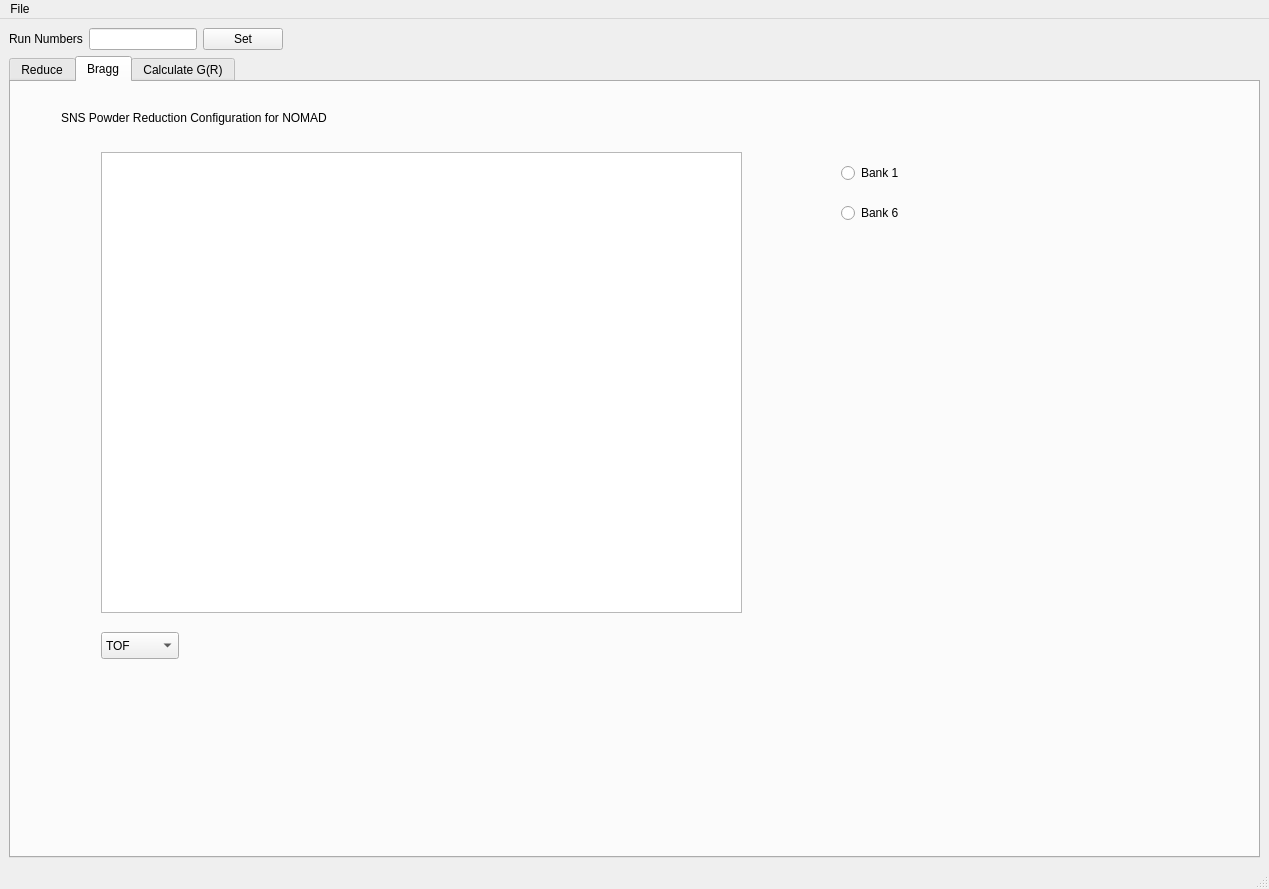
neutrons/addie, file designer/ui_mainWindow.ui: the form before one commit.
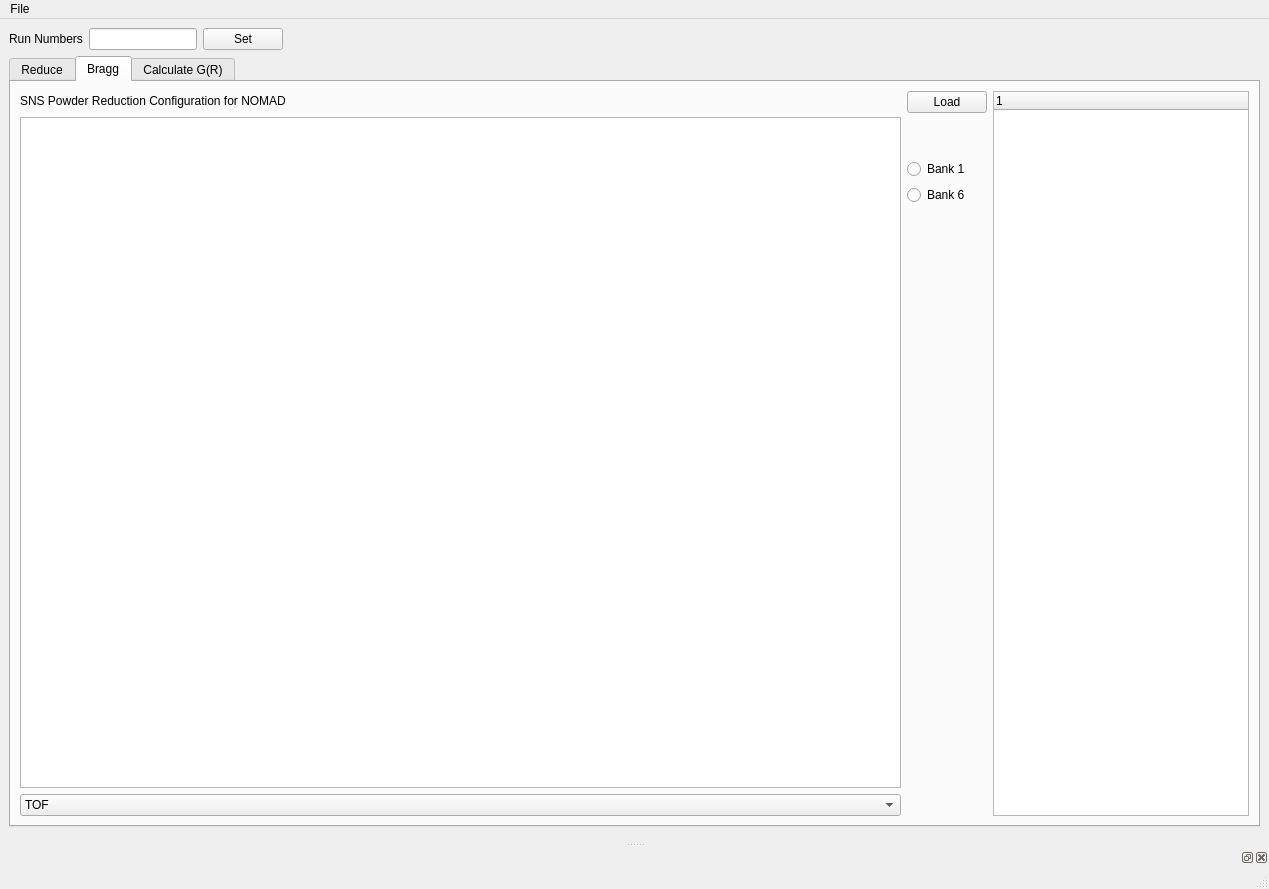
The form after the commit. The open tabs and pages were chosen to show the change. Custom widgets are drawn as their Qt base class.

Commit message: Checkpointing improvement on GUI design.

```diff
--- a/designer/ui_mainWindow.ui
+++ b/designer/ui_mainWindow.ui
@@ -59,7 +59,7 @@
     <item>
      <widget class="QTabWidget" name="tabWidget">
       <property name="currentIndex">
-       <number>0</number>
+       <number>2</number>
       </property>
       <widget class="QWidget" name="tab">
        <attribute name="title">
@@ -197,80 +197,145 @@
        <attribute name="title">
         <string>Bragg</string>
        </attribute>
-       <widget class="QGraphicsView" name="graphicsView">
-        <property name="geometry">
-         <rect>
-          <x>90</x>
-          <y>70</y>
-          <width>641</width>
-          <height>461</height>
-         </rect>
-        </property>
-       </widget>
-       <widget class="QRadioButton" name="radioButton">
-        <property name="geometry">
-         <rect>
-          <x>830</x>
-          <y>80</y>
-          <width>116</width>
-          <height>22</height>
-         </rect>
-        </property>
-        <property name="text">
-         <string>Bank 1</string>
-        </property>
-       </widget>
-       <widget class="QRadioButton" name="radioButton_2">
-        <property name="geometry">
-         <rect>
-          <x>830</x>
-          <y>120</y>
-          <width>116</width>
-          <height>22</height>
-         </rect>
-        </property>
-        <property name="text">
-         <string>Bank 6</string>
-        </property>
-       </widget>
-       <widget class="QComboBox" name="comboBox">
-        <property name="geometry">
-         <rect>
-          <x>90</x>
-          <y>550</y>
-          <width>78</width>
-          <height>27</height>
-         </rect>
-        </property>
+       <layout class="QHBoxLayout" name="horizontalLayout_4">
         <item>
-         <property name="text">
-          <string>TOF</string>
-         </property>
+         <layout class="QVBoxLayout" name="verticalLayout_6">
+          <item>
+           <layout class="QHBoxLayout" name="horizontalLayout_2">
+            <item>
+             <layout class="QVBoxLayout" name="verticalLayout_5">
+              <item>
+               <layout class="QHBoxLayout" name="horizontalLayout">
+                <item>
+                 <widget class="QLabel" name="label_3">
+                  <property name="text">
+                   <string>SNS Powder Reduction Configuration for NOMAD</string>
+                  </property>
+                 </widget>
+                </item>
+                <item>
+                 <spacer name="horizontalSpacer_5">
+                  <property name="orientation">
+                   <enum>Qt::Horizontal</enum>
+                  </property>
+                  <property name="sizeHint" stdset="0">
+                   <size>
+                    <width>40</width>
+                    <height>20</height>
+                   </size>
+                  </property>
+                 </spacer>
+                </item>
+               </layout>
+              </item>
+              <item>
+               <widget class="QGraphicsView" name="graphicsView"/>
+              </item>
+              <item>
+               <layout class="QHBoxLayout" name="horizontalLayout_3">
+                <item>
+                 <widget class="QComboBox" name="comboBox">
+                  <item>
+                   <property name="text">
+                    <string>TOF</string>
+                   </property>
+                  </item>
+                  <item>
+                   <property name="text">
+                    <string>d-Spacing</string>
+                   </property>
+                  </item>
+                  <item>
+                   <property name="text">
+                    <string>Q</string>
+                   </property>
+                  </item>
+                 </widget>
+                </item>
+               </layout>
+              </item>
+             </layout>
+            </item>
+            <item>
+             <layout class="QVBoxLayout" name="verticalLayout_4">
+              <item>
+               <widget class="QPushButton" name="pushButton_5">
+                <property name="toolTip">
+                 <string>&lt;html&gt;&lt;head/&gt;&lt;body&gt;&lt;p&gt;Load GSS/S(Q)/general 3-column ASCII&lt;/p&gt;&lt;p&gt;1. GSS: load and then split to 6 workspaces with single spectrum.  Finally group all 6 workspaces to a workspace group&lt;/p&gt;&lt;/body&gt;&lt;/html&gt;</string>
+                </property>
+                <property name="text">
+                 <string>Load</string>
+                </property>
+               </widget>
+              </item>
+              <item>
+               <spacer name="verticalSpacer_2">
+                <property name="orientation">
+                 <enum>Qt::Vertical</enum>
+                </property>
+                <property name="sizeType">
+                 <enum>QSizePolicy::Ignored</enum>
+                </property>
+                <property name="sizeHint" stdset="0">
+                 <size>
+                  <width>20</width>
+                  <height>40</height>
+                 </size>
+                </property>
+               </spacer>
+              </item>
+              <item>
+               <widget class="QRadioButton" name="radioButton">
+                <property name="text">
+                 <string>Bank 1</string>
+                </property>
+               </widget>
+              </item>
+              <item>
+               <widget class="QRadioButton" name="radioButton_2">
+                <property name="text">
+                 <string>Bank 6</string>
+                </property>
+               </widget>
+              </item>
+              <item>
+               <spacer name="verticalSpacer_3">
+                <property name="orientation">
+                 <enum>Qt::Vertical</enum>
+                </property>
+                <property name="sizeHint" stdset="0">
+                 <size>
+                  <width>20</width>
+                  <height>40</height>
+                 </size>
+                </property>
+               </spacer>
+              </item>
+             </layout>
+            </item>
+           </layout>
+          </item>
+         </layout>
         </item>
         <item>
-         <property name="text">
-          <string>d-Spacing</string>
-         </property>
+         <widget class="QTreeWidget" name="treeWidget_2">
+          <property name="sizePolicy">
+           <sizepolicy hsizetype="Preferred" vsizetype="Expanding">
+            <horstretch>0</horstretch>
+            <verstretch>0</verstretch>
+           </sizepolicy>
+          </property>
+          <property name="toolTip">
+           <string>&lt;html&gt;&lt;head/&gt;&lt;body&gt;&lt;p&gt;List of workspace names.  Each workspace is an individual bank&lt;/p&gt;&lt;/body&gt;&lt;/html&gt;</string>
+          </property>
+          <column>
+           <property name="text">
+            <string notr="true">1</string>
+           </property>
+          </column>
+         </widget>
         </item>
-        <item>
-         <property name="text">
-          <string>Q</string>
-         </property>
-        </item>
-       </widget>
-       <widget class="QLabel" name="label_3">
-        <property name="geometry">
-         <rect>
-          <x>50</x>
-          <y>20</y>
-          <width>401</width>
-          <height>31</height>
-         </rect>
-        </property>
-        <property name="text">
-         <string>SNS Powder Reduction Configuration for NOMAD</string>
-        </property>
-       </widget>
+       </layout>
       </widget>
       <widget class="QWidget" name="tab_2">
        <attribute name="title">
@@ -475,7 +540,7 @@
           <item>
            <widget class="QPushButton" name="pushButton_loadSQ">
             <property name="toolTip">
-             <string>&lt;html&gt;&lt;head/&gt;&lt;body&gt;&lt;p&gt;Load S(Q) from the reduction tab.  Plot S(Q), S(Q)-1 or Q[S(Q)-1] according to the selected radio buttons below.&lt;/p&gt;&lt;/body&gt;&lt;/html&gt;</string>
+             <string>&lt;html&gt;&lt;head/&gt;&lt;body&gt;&lt;p&gt;Load S(Q) from the reduction tab. Plot S(Q), S(Q)-1 or Q[S(Q)-1] according to the selected radio buttons below.&lt;/p&gt;&lt;p&gt;&lt;span style=&quot; font-weight:600;&quot;&gt;Use regular file loader at this phase.&lt;/span&gt;&lt;/p&gt;&lt;p&gt;Duplicate the function in FastGR/scripts/fastgr&lt;/p&gt;&lt;p&gt;149     def read_SQ_file(self):&lt;/p&gt;&lt;p&gt;&lt;br/&gt;&lt;/p&gt;&lt;/body&gt;&lt;/html&gt;</string>
             </property>
             <property name="text">
              <string>Load SQ</string>
@@ -531,6 +596,9 @@
               <verstretch>0</verstretch>
              </sizepolicy>
             </property>
+            <property name="toolTip">
+             <string>&lt;html&gt;&lt;head/&gt;&lt;body&gt;&lt;p&gt;write click on the workspace name should give user the option to plot/over plot &lt;/p&gt;&lt;/body&gt;&lt;/html&gt;</string>
+            </property>
             <column>
              <property name="text">
               <string notr="true">1</string>
@@ -569,17 +637,15 @@
         </item>
        </layout>
        <zorder>graphicsView_sq</zorder>
-       <zorder>verticalLayoutWidget</zorder>
-       <zorder>labeldelR</zorder>
-       <zorder>gridLayoutWidget_3</zorder>
        <zorder>graphicsView_gr</zorder>
-       <zorder>gridLayoutWidget_2</zorder>
-       <zorder>verticalLayoutWidget_2</zorder>
        <zorder>pushButton_saveGR</zorder>
        <zorder>pushButton_generateGR</zorder>
       </widget>
      </widget>
     </item>
+    <item>
+     <widget class="fakewidget" name="widget_myWidget" native="true"/>
+    </item>
    </layout>
   </widget>
   <widget class="QMenuBar" name="menubar">
@@ -600,6 +666,12 @@
    <addaction name="menuFile"/>
   </widget>
   <widget class="QStatusBar" name="statusbar"/>
+  <widget class="QDockWidget" name="dockWidget_ipython">
+   <attribute name="dockWidgetArea">
+    <number>8</number>
+   </attribute>
+   <widget class="QWidget" name="dockWidgetContents"/>
+  </widget>
   <action name="actionQuit">
    <property name="text">
     <string>Quit</string>
@@ -609,6 +681,14 @@
    </property>
   </action>
  </widget>
+ <customwidgets>
+  <customwidget>
+   <class>fakewidget</class>
+   <extends>QWidget</extends>
+   <header>fakewidget.h</header>
+   <container>1</container>
+  </customwidget>
+ </customwidgets>
  <resources/>
  <connections/>
 </ui>
```
